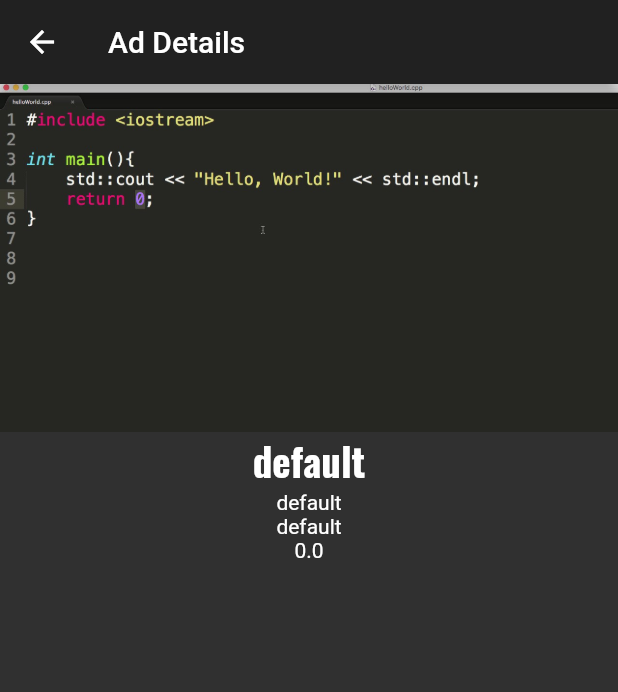
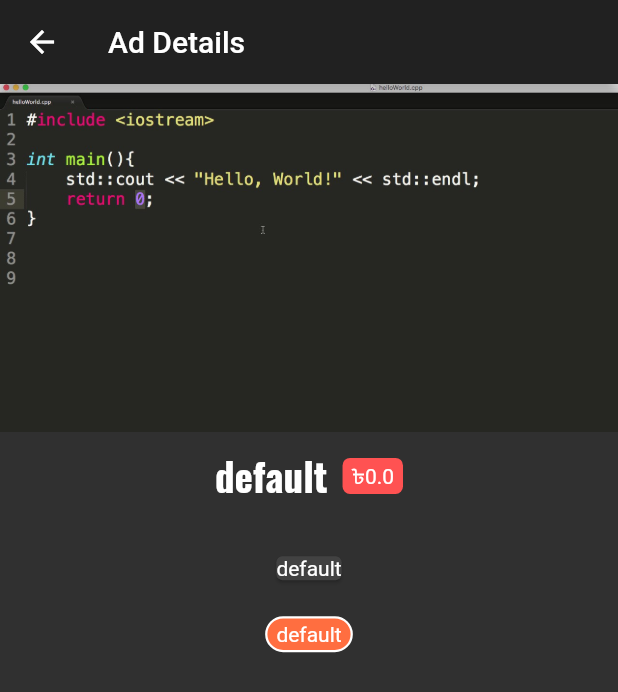
Before and after one commit to ShanjinurIslam/Snatok-Flutter, a Flutter app: the AdManagement screen opened by its route, after a tap on the "add circle" icon, after a tap on the "info" icon, on a phone screen of 412 x 824 dp. Shown: the top 692 px of the screen. Run offline on Flutter 3.47's test engine with Material 2 defaults, Android fonts, the phone set to English and light mode, and no system bars.

Commit message:
refactoring and final optimizations

```diff
--- a/snatok/lib/views/ad.dart
+++ b/snatok/lib/views/ad.dart
@@ -1,4 +1,6 @@
 import 'package:flutter/material.dart';
+import 'package:snatok/widgets/ads/ad_address.dart';
+import 'package:snatok/widgets/ads/price_tag.dart';
 import 'dart:async'; //for returning future values
 import 'package:snatok/widgets/ui_elements/ad_title.dart';
 
@@ -6,6 +8,39 @@ class SingleAd extends StatelessWidget {
   final Map<String, dynamic> map;
 
   SingleAd(this.map);
+
+  Widget _buildTitlePrice(String title, String value) {
+    return Container(
+        margin: EdgeInsets.all(10),
+        child: Row(
+          mainAxisAlignment: MainAxisAlignment.center,
+          crossAxisAlignment: CrossAxisAlignment.center,
+          children: <Widget>[
+            AdTitle(title),
+            SizedBox(
+              width: 10,
+            ),
+            PriceTag(value)
+          ],
+        ));
+  }
+
+  Widget _buildAddress() {
+    return AdAddress(map['location']);
+  }
+
+  Widget _buildDescription() {
+    return Column(
+      children: <Widget>[
+        Container(
+          margin: EdgeInsets.all(20),
+          child: Card(
+            child: Text(map['description']),
+          ),
+        )
+      ],
+    );
+  }
 
   @override
   Widget build(BuildContext context) {
@@ -21,10 +56,9 @@ class SingleAd extends StatelessWidget {
                 child: Container(
                     child: Column(
               children: <Widget>[
-                AdTitle(map['title']),
-                Text(map['description']),
-                Text(map['location']),
-                Text(map['price'].toString()),
+                _buildTitlePrice(map['title'], map['price'].toString()),
+                _buildDescription(),
+                _buildAddress(),
               ],
             ))),
           ],
--- a/snatok/lib/views/ad_management.dart
+++ b/snatok/lib/views/ad_management.dart
@@ -2,18 +2,18 @@ import 'package:flutter/material.dart';
 import 'create_ad.dart';
 import 'manage_ad.dart';
 
-class AdManagement extends StatelessWidget {
-  Function _add;
-  Function _deleteAd;
+class AdManagement extends StatefulWidget {
+  final Function _add;
+  final Function _deleteAd;
 
-  AdManagement(this._add,this._deleteAd) ;
+  AdManagement(this._add, this._deleteAd);
 
   @override
-  Widget build(BuildContext context) {
-    return DefaultTabController(
-        length: 2,
-        child: Scaffold(
-          drawer: Drawer(
+  _AdManagementState createState() => _AdManagementState();
+}
+
+Drawer _buildDrawer(BuildContext context) {
+  return Drawer(
     child: Column(
       children: <Widget>[
         AppBar(
@@ -31,18 +31,35 @@ class AdManagement extends StatelessWidget {
         )
       ],
     ),
-          ),
+  );
+}
+
+class _AdManagementState extends State<AdManagement> {
+  @override
+  Widget build(BuildContext context) {
+    return DefaultTabController(
+        length: 2,
+        child: Scaffold(
+          drawer: _buildDrawer(context),
           appBar: AppBar(
             title: Text('Manage Ads'),
           ),
-          body: Center(child: TabBarView(
+          body: Center(
+              child: TabBarView(
             children: <Widget>[
-              CreateAd(_add),ManageAd(_deleteAd)
+              CreateAd(widget._add),
+              ManageAd(widget._deleteAd)
             ],
           )),
-          bottomNavigationBar: TabBar(tabs: <Widget>[
-            Tab(text: 'Create Product',icon: Icon(Icons.create),),Tab(text:'My Ads',icon: Icon(Icons.list))
-          ],),
+          bottomNavigationBar: TabBar(
+            tabs: <Widget>[
+              Tab(
+                text: 'Create Product',
+                icon: Icon(Icons.create),
+              ),
+              Tab(text: 'My Ads', icon: Icon(Icons.list))
+            ],
+          ),
         ));
   }
 }
--- a/snatok/lib/views/auth.dart
+++ b/snatok/lib/views/auth.dart
@@ -12,6 +12,83 @@ class _AuthPageState extends State<AuthPageView> {
   String password;
   bool acceptTerms = false;
 
+  DecorationImage _buildBackGroundImage() {
+    return DecorationImage(
+        colorFilter:
+            ColorFilter.mode(Colors.white.withOpacity(0.5), BlendMode.dstATop),
+        fit: BoxFit.cover,
+        image: AssetImage('assets/2.jpg'));
+  }
+
+  Widget _buildUsernameWidget() {
+    return Container(
+      margin: EdgeInsets.all(10),
+      child: FractionallySizedBox(
+        child: TextField(
+          style: TextStyle(color: Colors.black),
+          decoration: InputDecoration(
+              enabledBorder:
+                  OutlineInputBorder(borderRadius: BorderRadius.circular(12)),
+              labelText: 'Username',
+              filled: true,
+              fillColor: Colors.white,
+              labelStyle: TextStyle(color: Colors.grey)),
+          onChanged: (String value) {
+            setState(() {
+              username = value ;
+            });
+          },
+        ),
+        widthFactor: 0.85,
+      ),
+    );
+  }
+
+  Widget _buildPasswordWidget() {
+    return Container(
+      margin: EdgeInsets.all(10),
+      child: FractionallySizedBox(
+        child: TextField(
+          style: TextStyle(color: Colors.black),
+          decoration: InputDecoration(
+              enabledBorder:
+                  OutlineInputBorder(borderRadius: BorderRadius.circular(12)),
+              labelText: 'Password',
+              filled: true,
+              fillColor: Colors.white,
+              labelStyle: TextStyle(color: Colors.grey)),
+          onChanged: (String value) {
+            setState(() {
+              password = value ;
+            });
+          },
+        ),
+        widthFactor: 0.85,
+      ),
+    );
+  }
+
+  Widget _buildSwitch() {
+    return Container(
+      margin: EdgeInsets.fromLTRB(25, 0, 25, 0),
+      child: SwitchListTile(
+        value: acceptTerms,
+        onChanged: (bool value) {
+          setState(() {
+            acceptTerms = value;
+          });
+        },
+        title: Text('Remember me?'),
+      ),
+    );
+  }
+
+  void _logIn(){
+    print(username) ;
+    print(password) ;
+    Navigator.pushReplacementNamed(context, '/home');
+  }
+
   @override
   Widget build(BuildContext context) {
     return Scaffold(
@@ -19,9 +96,7 @@ class _AuthPageState extends State<AuthPageView> {
           title: Text('Login'),
         ),
         body: Container(
-            decoration: BoxDecoration(
-                image: DecorationImage(colorFilter: ColorFilter.mode(Colors.white.withOpacity(0.5), BlendMode.dstATop),
-                    fit: BoxFit.cover, image: AssetImage('assets/2.jpg'))),
+            decoration: BoxDecoration(image: _buildBackGroundImage()),
             child: Center(
               child: SingleChildScrollView(
                   child: Column(
@@ -38,52 +113,9 @@ class _AuthPageState extends State<AuthPageView> {
                       ),
                     ),
                   ),
-                  Container(
-                    margin: EdgeInsets.all(10),
-                    child: FractionallySizedBox(
-                      child: TextField(
-                        style: TextStyle(color: Colors.black),
-                        decoration: InputDecoration(
-                            enabledBorder: OutlineInputBorder(
-                                borderRadius: BorderRadius.circular(12)),
-                            labelText: 'Username',
-                            filled: true,
-                            fillColor: Colors.white,
-                            labelStyle: TextStyle(color: Colors.grey)),
-                        onChanged: (String value) {},
-                      ),
-                      widthFactor: 0.85,
-                    ),
-                  ),
-                  Container(
-                    margin: EdgeInsets.all(10),
-                    child: FractionallySizedBox(
-                      child: TextField(
-                        style: TextStyle(color: Colors.black),
-                        decoration: InputDecoration(
-                            enabledBorder: OutlineInputBorder(
-                                borderRadius: BorderRadius.circular(12)),
-                            labelText: 'Password',
-                            filled: true,
-                            fillColor: Colors.white,
-                            labelStyle: TextStyle(color: Colors.grey)),
-                        onChanged: (String value) {},
-                      ),
-                      widthFactor: 0.85,
-                    ),
-                  ),
-                  Container(
-                    margin: EdgeInsets.fromLTRB(25, 0, 25, 0),
-                    child: SwitchListTile(
-                      value: acceptTerms,
-                      onChanged: (bool value) {
-                        setState(() {
-                          acceptTerms = value;
-                        });
-                      },
-                      title: Text('Remember me?'),
-                    ),
-                  ),
+                  _buildUsernameWidget(),
+                  _buildPasswordWidget(),
+                  _buildSwitch(),
                   Container(
                     decoration: BoxDecoration(
                         borderRadius: BorderRadius.circular(10),
@@ -94,9 +126,7 @@ class _AuthPageState extends State<AuthPageView> {
                         'Log In',
                         style: TextStyle(color: Colors.white),
                       ),
-                      onPressed: () {
-                        Navigator.pushReplacementNamed(context, '/home');
-                      },
+                      onPressed: _logIn,
                       color: Colors.green,
                     ),
                   ),
--- a/snatok/lib/widgets/ads/ad_card.dart
+++ b/snatok/lib/widgets/ads/ad_card.dart
@@ -8,6 +8,14 @@ class AdCard extends StatelessWidget {
   final int index;
 
   AdCard(this.product, this.index);
+
+  void _details(BuildContext context){
+    Navigator.pushNamed(context, '/ad/' + index.toString());
+  }
+
+  void _onFavPress(BuildContext context){
+    //
+  }
 
   @override
   Widget build(BuildContext context) {
@@ -44,9 +52,7 @@ class AdCard extends StatelessWidget {
               crossAxisAlignment: CrossAxisAlignment.center,
               children: <Widget>[
                 IconButton(
-                  onPressed: () {
-                    Navigator.pushNamed(context, '/ad/' + index.toString());
-                  },
+                  onPressed: ()=> _details(context),
                   icon: Icon(
                     Icons.info,
                     color: Colors.blue,
@@ -57,9 +63,7 @@ class AdCard extends StatelessWidget {
                   width: 10,
                 ),
                 IconButton(
-                  onPressed: () {
-                    //Navigator.pushNamed(context, '/ad/' + index.toString());
-                  },
+                  onPressed: () =>_onFavPress(context),
                   icon: Icon(
                     Icons.favorite,
                     color: Colors.pink,
```
Lines whose indentation alone changed are shown as unchanged.
